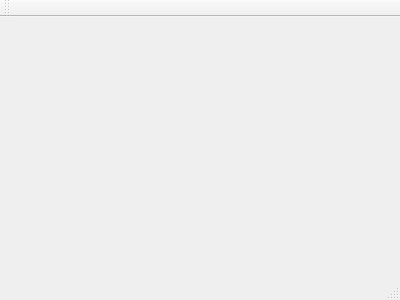
Above: src/mainwindow.ui from oddukgi/QtQik before the change. Below: the same form after it.
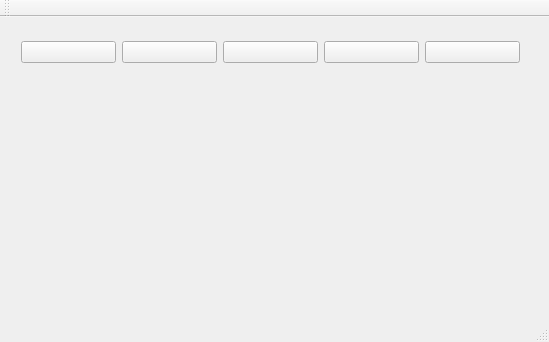
That is the form after the change.

The edit to the form file:
```diff
--- a/src/mainwindow.ui
+++ b/src/mainwindow.ui
@@ -1,24 +1,87 @@
 <ui version="4.0">
  <class>MainWindow</class>
- <widget class="QMainWindow" name="MainWindow" >
-  <property name="geometry" >
+ <widget class="QMainWindow" name="MainWindow">
+  <property name="geometry">
    <rect>
     <x>0</x>
     <y>0</y>
-    <width>400</width>
-    <height>300</height>
+    <width>549</width>
+    <height>342</height>
    </rect>
   </property>
   <property name="windowTitle" >
    <string>MainWindow</string>
   </property>
-  <widget class="QMenuBar" name="menuBar" />
-  <widget class="QToolBar" name="mainToolBar" />
-  <widget class="QWidget" name="centralWidget" />
-  <widget class="QStatusBar" name="statusBar" />
+  <widget class="QWidget" name="centralWidget">
+   <widget class="QWidget" name="horizontalLayoutWidget">
+    <property name="geometry">
+     <rect>
+      <x>10</x>
+      <y>0</y>
+      <width>521</width>
+      <height>71</height>
+     </rect>
+    </property>
+    <layout class="QHBoxLayout" name="horizontalLayout">
+     <item>
+      <widget class="QPushButton" name="pushBtn_1">
+       <property name="text">
+        <string/>
+       </property>
+      </widget>
+     </item>
+     <item>
+      <widget class="QPushButton" name="pushBtn_2">
+       <property name="text">
+        <string/>
+       </property>
+      </widget>
+     </item>
+     <item>
+      <widget class="QPushButton" name="pushBtn_3">
+       <property name="text">
+        <string/>
+       </property>
+      </widget>
+     </item>
+     <item>
+      <widget class="QPushButton" name="pushBtn_4">
+       <property name="text">
+        <string/>
+       </property>
+      </widget>
+     </item>
+     <item>
+      <widget class="QPushButton" name="pushBtn_5">
+       <property name="text">
+        <string/>
+       </property>
+      </widget>
+     </item>
+    </layout>
+   </widget>
+  </widget>
+  <widget class="QMenuBar" name="menuBar">
+   <property name="geometry">
+    <rect>
+     <x>0</x>
+     <y>0</y>
+     <width>549</width>
+     <height>25</height>
+    </rect>
+   </property>
+  </widget>
+  <widget class="QToolBar" name="mainToolBar">
+   <attribute name="toolBarArea">
+    <enum>TopToolBarArea</enum>
+   </attribute>
+   <attribute name="toolBarBreak">
+    <bool>false</bool>
+   </attribute>
+  </widget>
+  <widget class="QStatusBar" name="statusBar"/>
  </widget>
- <layoutDefault spacing="6" margin="11" />
- <pixmapfunction></pixmapfunction>
+ <layoutdefault spacing="6" margin="11"/>
  <resources/>
  <connections/>
 </ui>
```
Left out of the diff: 3 changed lines with no effect on the pictures.
